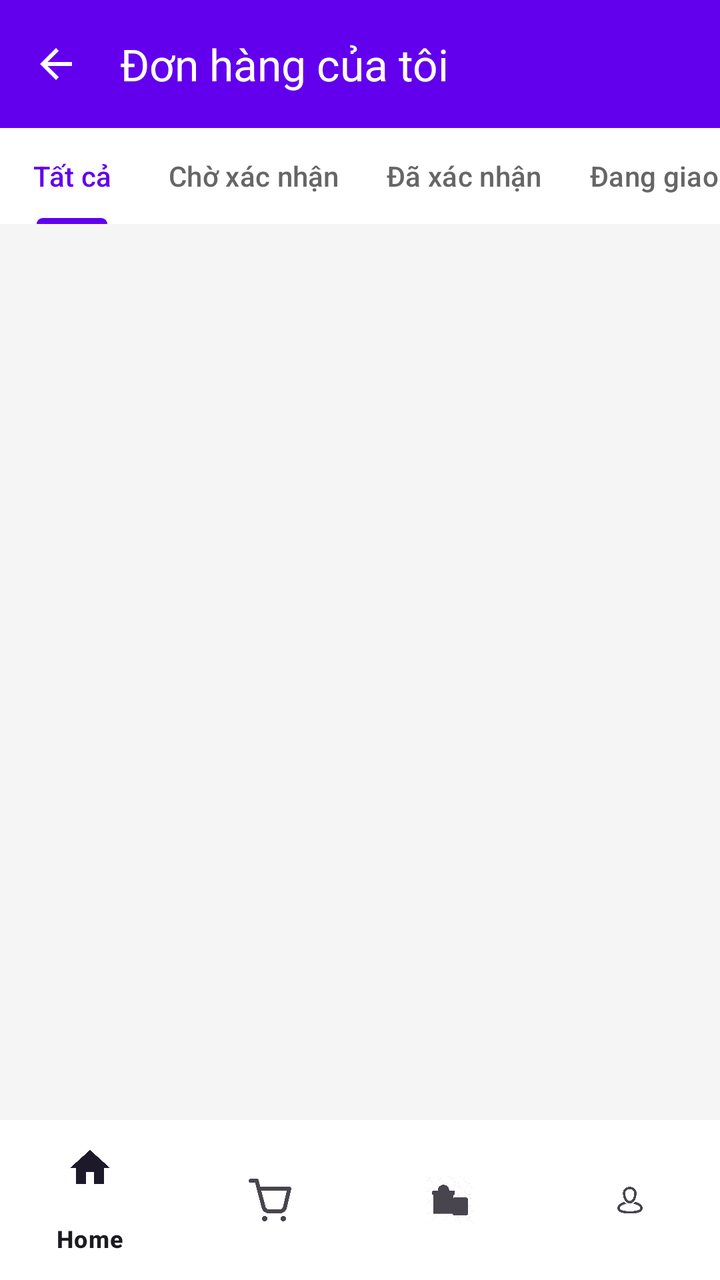
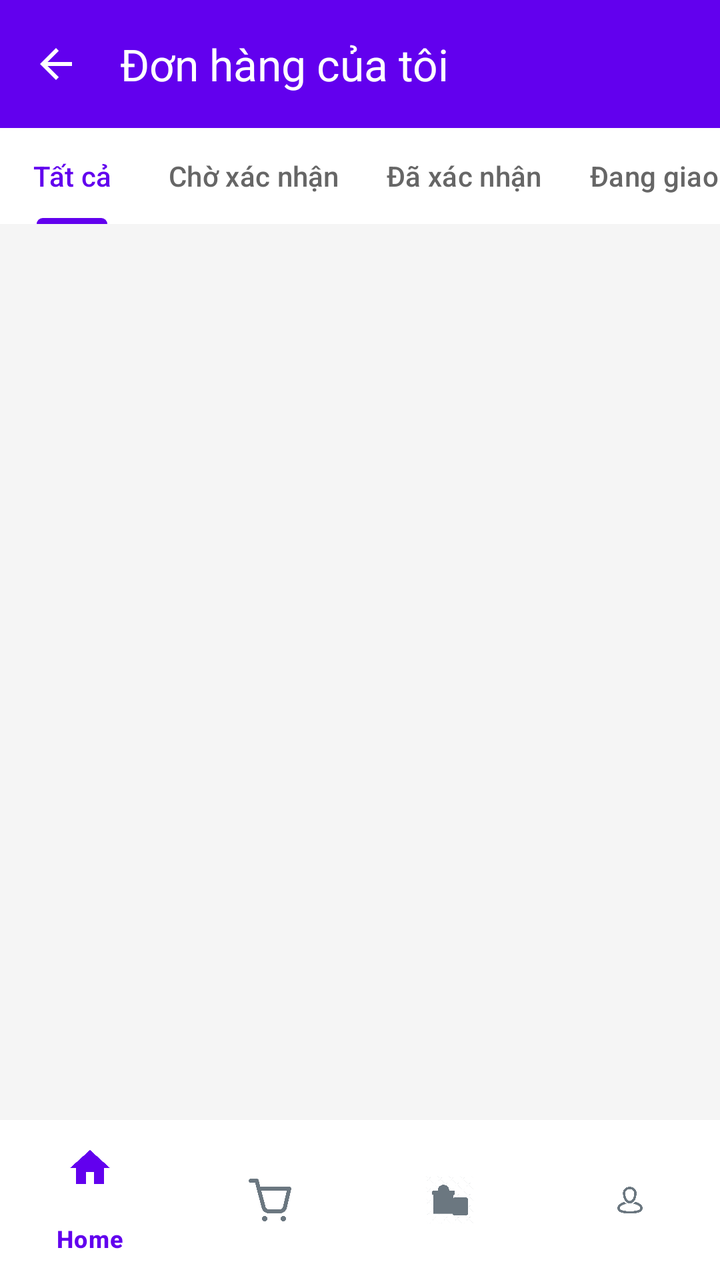

An Android layout rendered at two revisions. The XML below is the earlier revision; the diff shows what the commit changed to produce the second picture.
<!-- AndroidManifest.xml: application theme Theme.BookApp -->
<!-- res/layout/activity_user_orders.xml -->
<?xml version="1.0" encoding="utf-8"?>
<androidx.constraintlayout.widget.ConstraintLayout xmlns:android="http://schemas.android.com/apk/res/android"
    xmlns:app="http://schemas.android.com/apk/res-auto"
    android:layout_width="match_parent"
    android:layout_height="match_parent"
    android:background="#F5F5F5">

    <com.google.android.material.appbar.MaterialToolbar
        android:id="@+id/toolbar"
        android:layout_width="0dp"
        android:layout_height="?attr/actionBarSize"
        android:background="#6200EE"
        app:title="Đơn hàng của tôi"
        app:titleTextColor="#FFFFFF"
        app:navigationIcon="?attr/homeAsUpIndicator"
        app:navigationIconTint="#FFFFFF"
        app:layout_constraintTop_toTopOf="parent"
        app:layout_constraintStart_toStartOf="parent"
        app:layout_constraintEnd_toEndOf="parent" />

    <com.google.android.material.tabs.TabLayout
        android:id="@+id/tabLayout"
        android:layout_width="0dp"
        android:layout_height="wrap_content"
        android:background="#FFFFFF"
        app:tabMode="scrollable"
        app:tabSelectedTextColor="#6200EE"
        app:tabTextColor="#666666"
        app:tabIndicatorColor="#6200EE"
        app:layout_constraintTop_toBottomOf="@id/toolbar"
        app:layout_constraintStart_toStartOf="parent"
        app:layout_constraintEnd_toEndOf="parent">

        <com.google.android.material.tabs.TabItem
            android:layout_width="wrap_content"
            android:layout_height="wrap_content"
            android:text="Tất cả" />

        <com.google.android.material.tabs.TabItem
            android:layout_width="wrap_content"
            android:layout_height="wrap_content"
            android:text="Chờ xác nhận" />

        <com.google.android.material.tabs.TabItem
            android:layout_width="wrap_content"
            android:layout_height="wrap_content"
            android:text="Đã xác nhận" />

        <com.google.android.material.tabs.TabItem
            android:layout_width="wrap_content"
            android:layout_height="wrap_content"
            android:text="Đang giao" />

        <com.google.android.material.tabs.TabItem
            android:layout_width="wrap_content"
            android:layout_height="wrap_content"
            android:text="Hoàn thành" />

        <com.google.android.material.tabs.TabItem
            android:layout_width="wrap_content"
            android:layout_height="wrap_content"
            android:text="Đã hủy" />
    </com.google.android.material.tabs.TabLayout>

    <androidx.recyclerview.widget.RecyclerView
        android:id="@+id/rvOrders"
        android:layout_width="0dp"
        android:layout_height="0dp"
        android:padding="8dp"
        android:clipToPadding="false"
        app:layout_constraintTop_toBottomOf="@id/tabLayout"
        app:layout_constraintBottom_toTopOf="@id/bottomNavigation"
        app:layout_constraintStart_toStartOf="parent"
        app:layout_constraintEnd_toEndOf="parent" />

    <com.google.android.material.bottomnavigation.BottomNavigationView
        android:id="@+id/bottomNavigation"
        android:layout_width="0dp"
        android:layout_height="wrap_content"
        android:background="#FFFFFF"
        app:menu="@menu/bottom_nav_menu"
        app:layout_constraintBottom_toBottomOf="parent"
        app:layout_constraintStart_toStartOf="parent"
        app:layout_constraintEnd_toEndOf="parent" />

</androidx.constraintlayout.widget.ConstraintLayout>
<!-- resources referenced by this layout -->
<resources>
  <style name="Theme.BookApp" parent="Base.Theme.BookApp" />
  <style name="Base.Theme.BookApp" parent="Theme.Material3.DayNight.NoActionBar">
          
          
      </style>
</resources>

<!-- the commit's change to res/layout/activity_user_orders.xml (unified diff, before → after) -->
@@ -77,7 +77,9 @@
         android:id="@+id/bottomNavigation"
         android:layout_width="0dp"
         android:layout_height="wrap_content"
-        android:background="#FFFFFF"
+        android:background="@color/white"
+        app:itemIconTint="@color/nav_item_color"
+        app:itemTextColor="@color/nav_item_color"
         app:menu="@menu/bottom_nav_menu"
         app:layout_constraintBottom_toBottomOf="parent"
         app:layout_constraintStart_toStartOf="parent"
<!-- resource entries referenced after the edit -->
@@ -1,5 +1,6 @@
 <!-- resources referenced by this layout -->
 <resources>
+  <color name="white">#FFFFFFFF</color>
   <style name="Theme.BookApp" parent="Base.Theme.BookApp" />
   <style name="Base.Theme.BookApp" parent="Theme.Material3.DayNight.NoActionBar">
           
